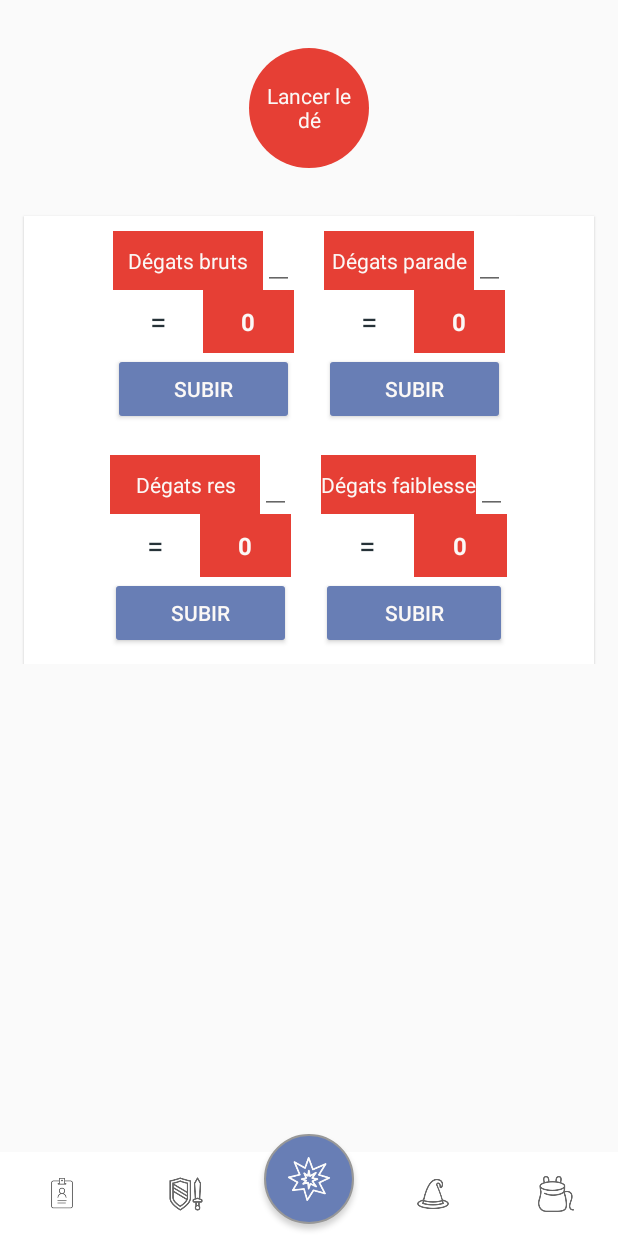
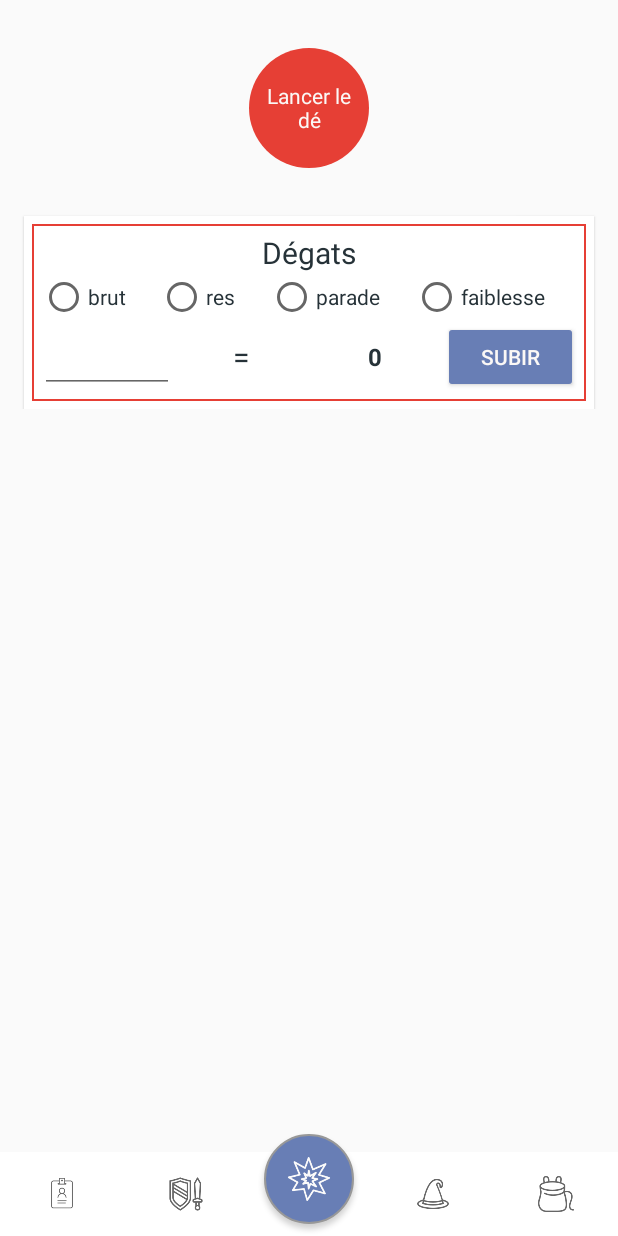
Before and after one commit to Cballini/RPHelper, an Android app: the screen it shows after launch (MainActivity), item 3 of the bottom bar chosen, on a phone screen of 412 x 824 dp. Run offline under Robolectric (Android 15) with nearby library versions, the phone set to English and light mode, and no system bars.

Commit message:
modif prise dégats

```diff
--- a/app/src/main/java/com/rphelper/cecib/rphelper/component/DamageComponent.kt
+++ b/app/src/main/java/com/rphelper/cecib/rphelper/component/DamageComponent.kt
@@ -6,6 +6,7 @@ import android.util.AttributeSet
 import android.view.LayoutInflater
 import android.widget.Button
 import android.widget.EditText
+import android.widget.RadioButton
 import android.widget.TextView
 import com.rphelper.cecib.rphelper.R
 
@@ -13,17 +14,24 @@ class DamageComponent @JvmOverloads constructor(
         context: Context,
         attrs: AttributeSet? = null
 ) : ConstraintLayout(context, attrs){
-    var damageType :TextView
+    var damageTitle : TextView
+    var damageButton1 : RadioButton
+    var damageButton2 : RadioButton
+    var damageButton3 : RadioButton
+    var damageButton4 : RadioButton
     var damageReceived :EditText
     var damageResult :TextView
-    var damageButton :Button
+    var damageSubmit :Button
 
     init {
         LayoutInflater.from(context).inflate(R.layout.component_damage_calc, this, true)
-
-        damageType=findViewById(R.id.damage_type)
+        damageTitle=findViewById(R.id.damage_title)
+        damageButton1=findViewById(R.id.damage_button1)
+        damageButton2=findViewById(R.id.damage_button2)
+        damageButton3=findViewById(R.id.damage_button3)
+        damageButton4=findViewById(R.id.damage_button4)
         damageReceived=findViewById(R.id.damage_received)
         damageResult=findViewById(R.id.damage_result)
-        damageButton=findViewById(R.id.damage_button)
+        damageSubmit=findViewById(R.id.damage_submit)
     }
 }
--- a/app/src/main/java/com/rphelper/cecib/rphelper/fragments/FightFragment.kt
+++ b/app/src/main/java/com/rphelper/cecib/rphelper/fragments/FightFragment.kt
@@ -8,10 +8,12 @@ import android.text.TextWatcher
 import android.view.LayoutInflater
 import android.view.View
 import android.view.ViewGroup
+import android.widget.RadioButton
 import android.widget.TextView
 import com.rphelper.cecib.rphelper.R
 import com.rphelper.cecib.rphelper.component.DamageComponent
 import com.rphelper.cecib.rphelper.viewmodel.FightViewModel
+import kotlin.math.roundToInt
 
 
 class FightFragment : Fragment() {
@@ -28,75 +30,51 @@ class FightFragment : Fragment() {
             view.findViewById<TextView>(R.id.fight_roll_dice).text = random.toInt().toString()
         }
 
-        //Brut damage
-        view.findViewById<DamageComponent>(R.id.fight_brut_damage).damageType.text = getString(R.string.brut_dmg)
+        //Calc damages
+        view.findViewById<TextView>(R.id.damage_title).text = getString(R.string.damages)
+        view.findViewById<RadioButton>(R.id.damage_button1).text = getString(R.string.brut_dmg)
+        view.findViewById<RadioButton>(R.id.damage_button2).text = getString(R.string.elem_res_dmg)
+        view.findViewById<RadioButton>(R.id.damage_button3).text = getString(R.string.block_dmg)
+        view.findViewById<RadioButton>(R.id.damage_button4).text = getString(R.string.weak_dmg)
+
         var dmg = 0F
-        view.findViewById<DamageComponent>(R.id.fight_brut_damage).damageReceived.addTextChangedListener(object : TextWatcher {
+        view.findViewById<DamageComponent>(R.id.fight_calc_damage).damageReceived.addTextChangedListener(object : TextWatcher {
             override fun afterTextChanged(s: Editable) {
-                if(s.toString().isNotEmpty()) {
-                    dmg = s.toString().toInt() - viewModel.getDef()
-                    view.findViewById<DamageComponent>(R.id.fight_brut_damage).damageResult.text = dmg.toString()
+                when(true){
+                    //Brut damages
+                    view.findViewById<RadioButton>(R.id.damage_button1).isChecked -> {
+                        if(s.toString().isNotEmpty()) {
+                            dmg = s.toString().toInt() - viewModel.getDef()
+                        }
+                    }
+                    //Res elem
+                    view.findViewById<RadioButton>(R.id.damage_button2).isChecked -> {
+                        if(s.toString().isNotEmpty()) {
+                            dmg = s.toString().toInt() * 0.2F
+                        }
+                    }
+                    //Block
+                    view.findViewById<RadioButton>(R.id.damage_button3).isChecked ->{
+                        if(s.toString().isNotEmpty()) {
+                            dmg = s.toString().toInt() * viewModel.getBlock()
+                            dmg -= viewModel.getDef()
+                        }
+                    }
+                    //Weak
+                    view.findViewById<RadioButton>(R.id.damage_button4).isChecked ->{
+                        if(s.toString().isNotEmpty()) {
+                            dmg = (s.toString().toInt() * 2).toFloat()
+                        }
+                    }
                 }
+                view.findViewById<DamageComponent>(R.id.fight_calc_damage).damageResult.text = dmg.toInt().toString()
             }
             override fun beforeTextChanged(s: CharSequence, start: Int,
                                            count: Int, after: Int) {}
             override fun onTextChanged(s: CharSequence, start: Int,
                                        before: Int, count: Int) {}
         })
-        view.findViewById<DamageComponent>(R.id.fight_brut_damage).damageButton.setOnClickListener { viewModel.submit(dmg)}
-
-        //Elem res damage
-        view.findViewById<DamageComponent>(R.id.fight_elem_res_damage).damageType.text = getString(R.string.elem_res_dmg)
-        var dmgRes = 0F
-        view.findViewById<DamageComponent>(R.id.fight_elem_res_damage).damageReceived.addTextChangedListener(object : TextWatcher {
-            override fun afterTextChanged(s: Editable) {
-                if(s.toString().isNotEmpty()) {
-                    dmgRes = s.toString().toInt() * 0.2F
-                    view.findViewById<DamageComponent>(R.id.fight_elem_res_damage).damageResult.text = dmgRes.toString()
-                }
-            }
-            override fun beforeTextChanged(s: CharSequence, start: Int,
-                                           count: Int, after: Int) {}
-            override fun onTextChanged(s: CharSequence, start: Int,
-                                       before: Int, count: Int) {}
-        })
-        view.findViewById<DamageComponent>(R.id.fight_elem_res_damage).damageButton.setOnClickListener { viewModel.submit(dmgRes) }
-
-        //Block damage
-        view.findViewById<DamageComponent>(R.id.fight_block_damage).damageType.text = getString(R.string.block_dmg)
-        var dmgPar = 0F
-        view.findViewById<DamageComponent>(R.id.fight_block_damage).damageReceived.addTextChangedListener(object : TextWatcher {
-            override fun afterTextChanged(s: Editable) {
-                if(s.toString().isNotEmpty()) {
-                    dmgPar = s.toString().toInt() * viewModel.getBlock()
-                    dmgPar -= viewModel.getDef()
-                    view.findViewById<DamageComponent>(R.id.fight_block_damage).damageResult.text = dmgPar.toString()
-                }
-            }
-            override fun beforeTextChanged(s: CharSequence, start: Int,
-                                           count: Int, after: Int) {}
-            override fun onTextChanged(s: CharSequence, start: Int,
-                                       before: Int, count: Int) {}
-        })
-
-        view.findViewById<DamageComponent>(R.id.fight_block_damage).damageButton.setOnClickListener {viewModel.submit(dmgPar)}
-
-        //Weak damage
-        view.findViewById<DamageComponent>(R.id.fight_weak_damage).damageType.text = getString(R.string.weak_dmg)
-        var dmgWeak = 0F
-        view.findViewById<DamageComponent>(R.id.fight_weak_damage).damageReceived.addTextChangedListener(object : TextWatcher {
-            override fun afterTextChanged(s: Editable) {
-                if(s.toString().isNotEmpty()) {
-                    dmgWeak = (s.toString().toInt() * 2).toFloat()
-                    view.findViewById<DamageComponent>(R.id.fight_weak_damage).damageResult.text = dmgWeak.toString()
-                }
-            }
-            override fun beforeTextChanged(s: CharSequence, start: Int,
-                                           count: Int, after: Int) {}
-            override fun onTextChanged(s: CharSequence, start: Int,
-                                       before: Int, count: Int) {}
-        })
-        view.findViewById<DamageComponent>(R.id.fight_weak_damage).damageButton.setOnClickListener {viewModel.submit(dmgWeak)  }
+        view.findViewById<DamageComponent>(R.id.fight_calc_damage).damageSubmit.setOnClickListener { viewModel.submit(dmg)}
 
         return view
     }
--- a/app/src/main/res/layout/component_damage_calc.xml
+++ b/app/src/main/res/layout/component_damage_calc.xml
@@ -1,29 +1,67 @@
 <?xml version="1.0" encoding="utf-8"?>
 <android.support.constraint.ConstraintLayout xmlns:android="http://schemas.android.com/apk/res/android"
     xmlns:app="http://schemas.android.com/apk/res-auto"
-    android:layout_width="wrap_content"
-    android:layout_height="wrap_content">
+    android:layout_width="match_parent"
+    android:layout_height="wrap_content"
+    android:background="@drawable/shape_border"
+    android:padding="@dimen/txt_margin">
+    <TextView
+        android:id="@+id/damage_title"
+        android:layout_width="match_parent"
+        android:layout_height="wrap_content"
+        android:textColor="@color/colorTxt"
+        android:textSize="@dimen/title_txt"
+        android:text="@string/damages"
+        android:textAlignment="center"
+        app:layout_constraintStart_toStartOf="parent"
+        app:layout_constraintEnd_toEndOf="parent"
+        app:layout_constraintTop_toTopOf="parent"/>
+
+    <RadioGroup
+        android:id="@+id/damage_radio_group"
+        android:layout_width="match_parent"
+        android:layout_height="wrap_content"
+        android:orientation="horizontal"
+        app:layout_constraintStart_toStartOf="parent"
+        app:layout_constraintTop_toBottomOf="@+id/damage_title">
+        <RadioButton
+            android:id="@+id/damage_button1"
+            android:layout_width="wrap_content"
+            android:layout_height="wrap_content"
+            android:text="@string/damages"
+            android:textColor="@color/colorTxt"
+            android:layout_weight="1"/>
+        <RadioButton
+            android:id="@+id/damage_button2"
+            android:layout_width="wrap_content"
+            android:layout_height="wrap_content"
+            android:text="@string/damages"
+            android:textColor="@color/colorTxt"
+            android:layout_weight="1"/>
+        <RadioButton
+            android:id="@+id/damage_button3"
+            android:layout_width="wrap_content"
+            android:layout_height="wrap_content"
+            android:text="@string/damages"
+            android:textColor="@color/colorTxt"
+            android:layout_weight="1"/>
+        <RadioButton
+            android:id="@+id/damage_button4"
+            android:layout_width="wrap_content"
+            android:layout_height="wrap_content"
+            android:text="@string/damages"
+            android:textColor="@color/colorTxt"
+            android:layout_weight="1"/>
+    </RadioGroup>
 
     <LinearLayout
         android:id="@+id/damage_layout"
-        android:layout_width="wrap_content"
+        android:layout_width="match_parent"
         android:layout_height="wrap_content"
         android:orientation="horizontal"
         app:layout_constraintStart_toStartOf="parent"
-        app:layout_constraintTop_toTopOf="parent">
+        app:layout_constraintTop_toBottomOf="@+id/damage_radio_group">
 
-            <TextView
-                android:id="@+id/damage_type"
-                android:layout_width="0dp"
-                android:layout_height="wrap_content"
-                android:background="@color/colorPrimary"
-                android:gravity="center"
-                android:paddingVertical="@dimen/small_margin"
-                android:text="@string/damages"
-                android:textColor="@color/colorCatTitle"
-                android:minWidth="100dp"
-                android:maxEms="8"
-                android:layout_weight="1"/>
             <EditText
                 android:id="@+id/damage_received"
                 android:layout_width="0dp"
@@ -32,15 +70,6 @@
                 android:gravity="bottom"
                 android:inputType="number"
                 android:layout_weight="1"/>
-    </LinearLayout>
-    <LinearLayout
-        android:id="@+id/result_layout"
-        android:layout_width="0dp"
-        android:layout_height="wrap_content"
-        android:orientation="horizontal"
-        app:layout_constraintStart_toStartOf="@+id/damage_layout"
-        app:layout_constraintEnd_toEndOf="@+id/damage_layout"
-        app:layout_constraintTop_toBottomOf="@+id/damage_layout">
     <TextView
         android:id="@+id/damage_equal"
         android:layout_width="0dp"
@@ -56,29 +85,20 @@
         android:layout_width="0dp"
         android:layout_height="match_parent"
         android:padding="@dimen/small_margin"
-        android:background="@color/colorPrimary"
         android:gravity="center"
         android:text="0"
-        android:textColor="@color/colorCatTitle"
+        android:textColor="@color/colorTxt"
         android:textSize="@dimen/cat_txt"
         android:textStyle="bold"
         android:layout_weight="1"/>
+        <Button
+            android:id="@+id/damage_submit"
+            android:layout_width="0dp"
+            android:layout_height="match_parent"
+            android:padding="@dimen/txt_margin"
+            android:text="@string/submit"
+            android:textColor="@color/colorCatTitle"
+            android:backgroundTint="@color/colorAccent"
+            android:layout_weight="1"/>
     </LinearLayout>
-
-
-    <Button
-        android:id="@+id/damage_button"
-        android:layout_width="0dp"
-        android:layout_height="wrap_content"
-        android:gravity="center"
-        android:paddingVertical="@dimen/small_margin"
-        android:paddingHorizontal="@dimen/double_app_margin"
-        android:text="@string/submit"
-        android:textColor="@color/colorCatTitle"
-        android:backgroundTint="@color/colorAccent"
-        app:layout_constraintTop_toBottomOf="@+id/result_layout"
-        app:layout_constraintStart_toStartOf="@+id/result_layout"
-        app:layout_constraintEnd_toEndOf="@+id/result_layout"/>
-
-
 </android.support.constraint.ConstraintLayout>
--- a/app/src/main/res/layout/fragment_fight.xml
+++ b/app/src/main/res/layout/fragment_fight.xml
@@ -33,42 +33,13 @@
             android:background="@color/white"
             android:elevation="1dp"
             app:layout_constraintTop_toBottomOf="@+id/fight_roll_dice">
-            <LinearLayout
-                android:layout_width="match_parent"
-                android:layout_height="wrap_content"
-                android:gravity="center"
-                android:orientation="horizontal">
+
                 <com.rphelper.cecib.rphelper.component.DamageComponent
-                    android:id="@+id/fight_brut_damage"
-                    android:layout_width="wrap_content"
+                    android:id="@+id/fight_calc_damage"
+                    android:layout_width="match_parent"
                     android:layout_height="wrap_content"
                     android:layout_gravity="center"
-                    android:padding="@dimen/small_margin"/>
-                <com.rphelper.cecib.rphelper.component.DamageComponent
-                    android:id="@+id/fight_block_damage"
-                    android:layout_width="wrap_content"
-                    android:layout_height="wrap_content"
-                    android:layout_gravity="center"
-                    android:padding="@dimen/small_margin"/>
-            </LinearLayout>
-            <LinearLayout
-                android:layout_width="match_parent"
-                android:layout_height="wrap_content"
-                android:gravity="center"
-                android:orientation="horizontal">
-                <com.rphelper.cecib.rphelper.component.DamageComponent
-                    android:id="@+id/fight_elem_res_damage"
-                    android:layout_width="wrap_content"
-                    android:layout_height="wrap_content"
-                    android:layout_gravity="center"
-                    android:padding="@dimen/small_margin"/>
-                <com.rphelper.cecib.rphelper.component.DamageComponent
-                    android:id="@+id/fight_weak_damage"
-                    android:layout_width="wrap_content"
-                    android:layout_height="wrap_content"
-                    android:layout_gravity="center"
-                    android:padding="@dimen/small_margin"/>
-            </LinearLayout>
+                    android:padding="@dimen/txt_margin"/>
 
         </LinearLayout>
 
--- a/app/src/main/res/values/strings.xml
+++ b/app/src/main/res/values/strings.xml
@@ -104,10 +104,10 @@
 
 
     <string name="roll_dice">Lancer le dé</string>
-    <string name="brut_dmg">Dégats bruts</string>
-    <string name="elem_res_dmg">Dégats res</string>
-    <string name="block_dmg">Dégats parade</string>
-    <string name="weak_dmg">Dégats faiblesse</string>
+    <string name="brut_dmg">brut</string>
+    <string name="elem_res_dmg">res</string>
+    <string name="block_dmg">parade</string>
+    <string name="weak_dmg">faiblesse</string>
     <string name="submit">SUBIR</string>
 
     <string name="edit">Modifier</string>
```
